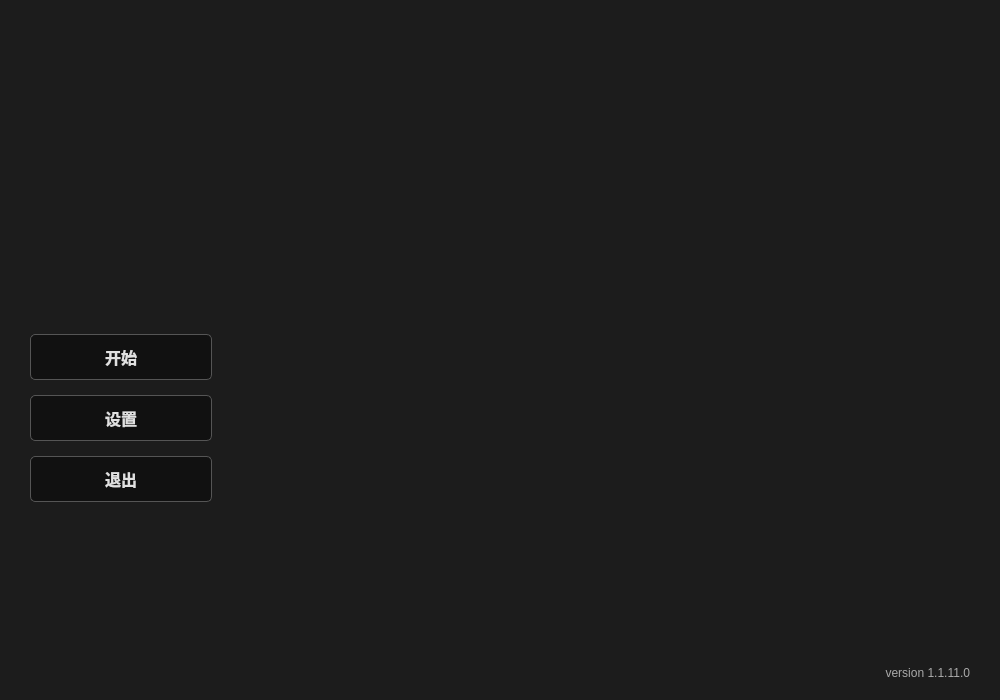
Qt form menu.ui (Microindole/Qt-Brotato) before a commit.
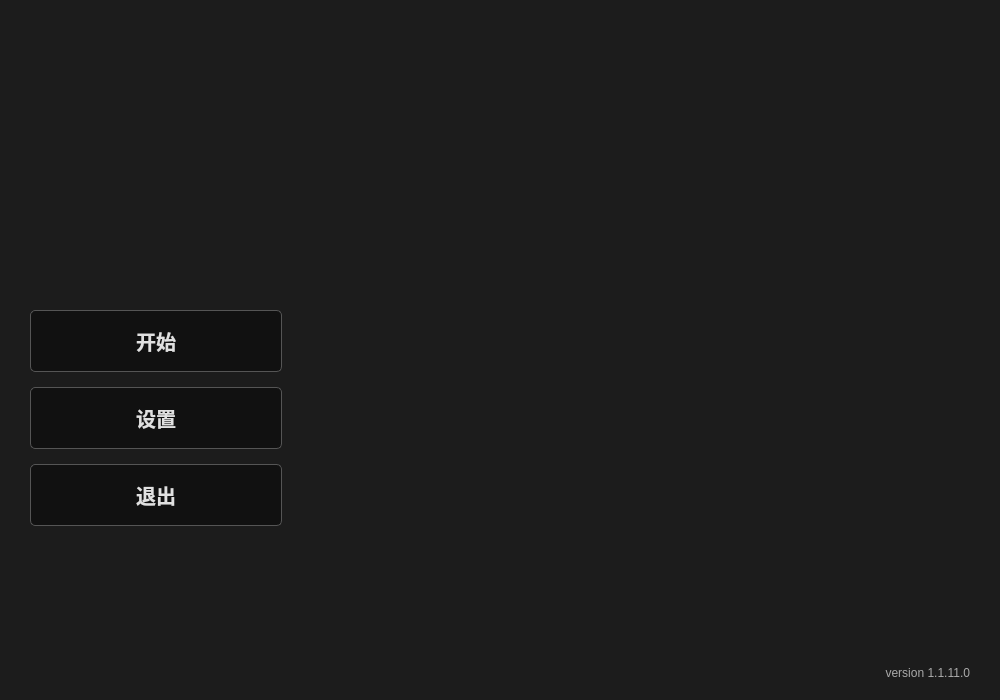
The same form after that commit. Icons and pictures are not drawn.

Commit message: 尝试修复主菜单布局，问成功

```diff
--- a/menu.ui
+++ b/menu.ui
@@ -15,10 +15,6 @@
   </property>
   <property name="styleSheet">
    <string notr="true">
-<!-- #Menu {
-    border-image: url(:/images/menu_background.png) 0 0 0 0 stretch stretch;
-    background-color: #1c1c1c;
-} -->
 #Menu {
     background-color: #1c1c1c; /* 保留一个深色背景以防万一 */
 }
@@ -26,17 +22,17 @@
 #leftButtonsContainer, #rightButtonsContainer {
     background-color: transparent;
 }
-/* 按钮通用样式 */
+/* 按钮通用样式 - 已修改 */
 QPushButton {
     color: #E0E0E0;
     background-color: rgba(10, 10, 10, 0.6);
     border: 1px solid #555;
-    padding: 10px;
-    font-size: 16px;
+    padding: 15px; /* 增加了内边距 */
+    font-size: 20px; /* 增大了字体 */
     font-weight: bold;
     text-align: center;
-    min-width: 160px;
-    max-width: 160px;
+    min-width: 220px; /* 增加了宽度 */
+    max-width: 220px; /* 增加了宽度 */
     border-radius: 5px;
 }
 
@@ -49,20 +45,6 @@
     background-color: rgba(255, 215, 0, 0.4);
 }
 
-/* 特殊标签样式 */
-#dlcLabel {
-    color: #FFFF00; /* Yellow text */
-    background-color: rgba(10, 10, 10, 0.6);
-    border: 2px solid #FFFF00; /* Yellow border */
-    padding: 8px;
-    font-size: 16px;
-    font-weight: bold;
-    text-align: center;
-    min-width: 160px;
-    max-width: 160px;
-    border-radius: 5px;
-}
-
 /* 版本标签 */
 #versionLabel {
     color: #AAAAAA;
@@ -93,6 +75,9 @@
      <property name="spacing">
       <number>15</number>
      </property>
+     <property name="alignment">
+      <set>Qt::AlignHCenter</set>
+     </property>
      <item>
       <spacer name="verticalSpacer_3">
        <property name="orientation">
@@ -147,19 +132,6 @@
      <property name="spacing">
       <number>15</number>
      </property>
-     <item>
-      <spacer name="verticalSpacer_2">
-       <property name="orientation">
-        <enum>Qt::Orientation::Vertical</enum>
-       </property>
-       <property name="sizeHint" stdset="0">
-        <size>
-         <width>20</width>
-         <height>40</height>
-        </size>
-       </property>
-      </spacer>
-     </item>
     </layout>
    </item>
    <item row="2" column="2">
```
The commit also changes 1 other file.
